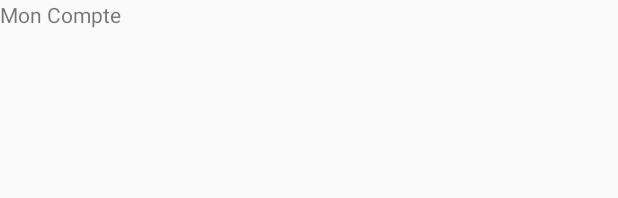
After one commit to JeremyBouhi/ppe, an Android app: the layout mon_compte.xml on its own in the app's theme, with its tools: preview values and no code run, on a phone screen of 412 x 824 dp. The commit adds this screen. Shown: the top 198 px of the screen. Run offline under Robolectric (Android 15) with nearby library versions, the phone set to English and light mode, and no system bars.

Commit message:
apres clic sur connexion -> on bascule sur l'onglet 'mon compte'

```diff
--- /dev/null
+++ b/app/src/main/res/layout/mon_compte.xml
@@ -0,0 +1,20 @@
+<?xml version="1.0" encoding="utf-8"?>
+<android.support.constraint.ConstraintLayout
+    xmlns:android="http://schemas.android.com/apk/res/android"
+    xmlns:tools="http://schemas.android.com/tools"
+    android:layout_width="match_parent"
+    android:layout_height="match_parent">
+
+    <LinearLayout
+        android:layout_width="match_parent"
+        android:layout_height="match_parent"
+        android:orientation="vertical">
+
+        <TextView
+            android:id="@+id/textView2"
+            android:layout_width="match_parent"
+            android:layout_height="wrap_content"
+            android:text="Mon Compte" />
+    </LinearLayout>
+
+</android.support.constraint.ConstraintLayout>
```
Also changed, not shown: app/src/main/AndroidManifest.xml (+8 -0 lines), app/src/main/java/calculator/moi/andoid/fr/paysmart/MainActivity.java (+13 -0 lines), app/src/main/java/calculator/moi/andoid/fr/paysmart/MonCompte.java (added, +17 -0 lines), app/src/main/res/layout/activity_main.xml (+2 -8 lines).
